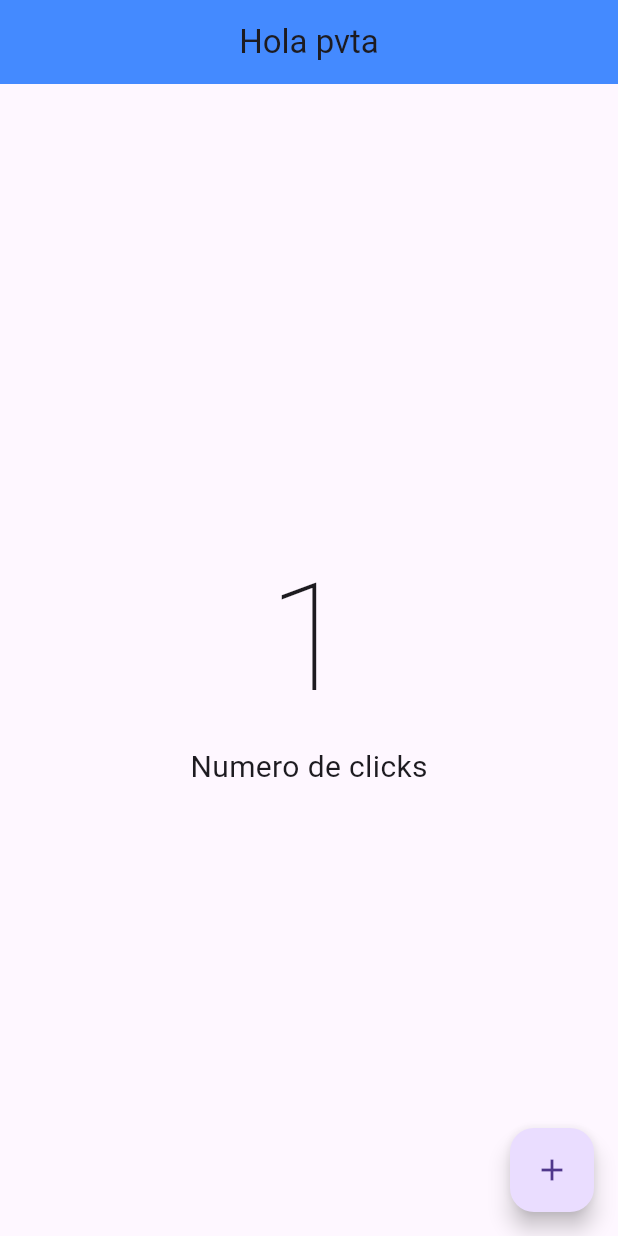
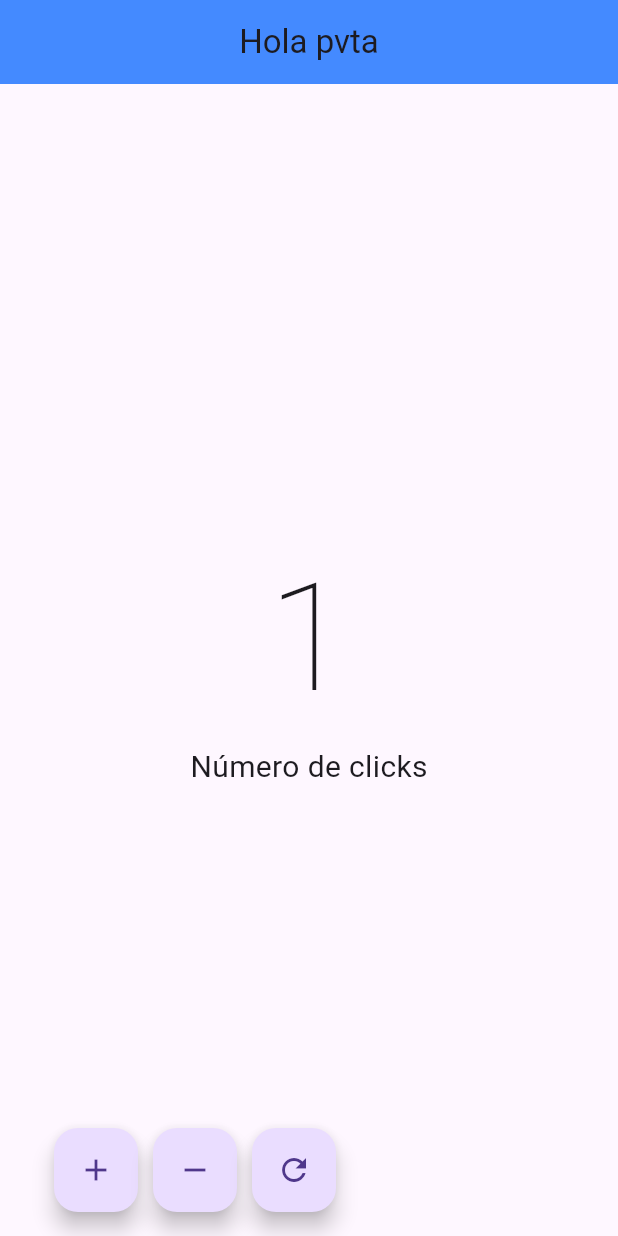
Before and after one commit to Dropxni/noseflutter, a Flutter app: the screen it shows after launch, after a tap on the "add" icon, on a phone screen of 412 x 824 dp. Run offline on Flutter 3.47's test engine with Material 3 defaults, Android fonts, the phone set to English and light mode, and no system bars.

Commit message:
Reset y resta de clicks

```diff
--- a/lib/main.dart
+++ b/lib/main.dart
@@ -12,42 +12,79 @@ class MainApp extends StatefulWidget {
 }
 
 class _MainAppState extends State<MainApp> {
-  var numeroclick = 0;
+  int numeroclick = 0;
 
   @override
   Widget build(BuildContext context) {
-    return  MaterialApp(
+    return MaterialApp(
       debugShowCheckedModeBanner: false,
       home: Scaffold(
-        floatingActionButton: FloatingActionButton(onPressed: (){
-
-          setState(() {
-             numeroclick++;
-          });
-        }, child: const Icon(Icons.add),),
         appBar: AppBar(
-          title:  const Text('Hola pvta'),
+          title: const Text('Hola pvta'),
           backgroundColor: Colors.blueAccent,
           centerTitle: true,
         ),
-
-        body:  Center(
+        body: Center(
           child: Column(
             mainAxisAlignment: MainAxisAlignment.center,
             children: [
-              Text("$numeroclick", style: TextStyle(
-                fontSize: 100,
-                fontWeight: FontWeight.w100
-              ),),
-              Text('Numero de clicks', style:
-              TextStyle(
-                fontSize: 20,
-
-              ),),
+              Text(
+                "$numeroclick",
+                style: const TextStyle(
+                  fontSize: 100,
+                  fontWeight: FontWeight.w100,
+                ),
+              ),
+              const Text(
+                'Número de clicks',
+                style: TextStyle(
+                  fontSize: 20,
+                ),
+              ),
             ],
-
           ),
         ),
+        floatingActionButton: Padding(
+          padding: const EdgeInsets.only(left: 20.0),
+          child: Row(
+            mainAxisSize: MainAxisSize.min,
+            children: [
+              // Botón para sumar
+              FloatingActionButton(
+                onPressed: () {
+                  setState(() {
+                    numeroclick++;
+                  });
+                },
+                tooltip: 'Sumar',
+                child: const Icon(Icons.add),
+              ),
+              const SizedBox(width: 10),
+              // Botón para restar
+              FloatingActionButton(
+                onPressed: () {
+                  setState(() {
+                    numeroclick--;
+                  });
+                },
+                tooltip: 'Restar',
+                child: const Icon(Icons.remove),
+              ),
+              const SizedBox(width: 10),
+              // Botón para reiniciar
+              FloatingActionButton(
+                onPressed: () {
+                  setState(() {
+                    numeroclick = 0;
+                  });
+                },
+                tooltip: 'Reiniciar',
+                child: const Icon(Icons.refresh),
+              ),
+            ],
+          ),
+        ),
+        floatingActionButtonLocation: FloatingActionButtonLocation.startFloat,
       ),
     );
   }
```
